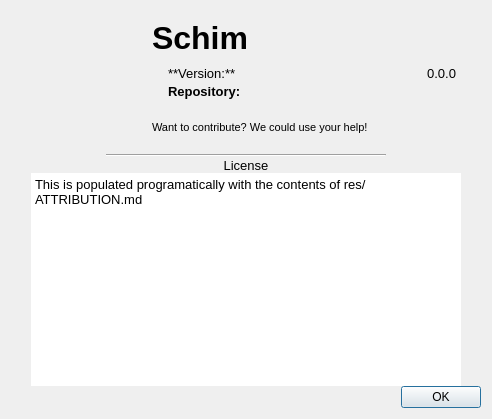
First picture: the form in src/ui/windows/about.ui, repository schim-app/schim, before the edit.
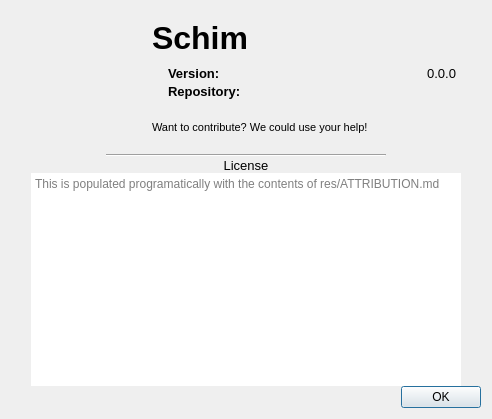
Second picture: the form after the edit.

Commit message: Remove markdown to support Qt 5.12

What changed in the file:
```diff
--- a/src/ui/windows/about.ui
+++ b/src/ui/windows/about.ui
@@ -142,10 +142,10 @@
              </font>
             </property>
             <property name="text">
-             <string>**Version:**</string>
+             <string>&lt;b&gt;Version:&lt;/b&gt;</string>
             </property>
             <property name="textFormat">
-             <enum>Qt::MarkdownText</enum>
+             <enum>Qt::RichText</enum>
             </property>
            </widget>
           </item>
@@ -406,7 +406,10 @@
 &lt;html&gt;&lt;head&gt;&lt;meta name=&quot;qrichtext&quot; content=&quot;1&quot; /&gt;&lt;style type=&quot;text/css&quot;&gt;
 p, li { white-space: pre-wrap; }
 &lt;/style&gt;&lt;/head&gt;&lt;body style=&quot; font-family:'Cantarell'; font-size:10pt; font-weight:400; font-style:normal;&quot;&gt;
-&lt;p style=&quot; margin-top:6px; margin-bottom:6px; margin-left:0px; margin-right:0px; -qt-block-indent:0; text-indent:0px;&quot;&gt;This is populated programatically with the contents of res/ATTRIBUTION.md&lt;/p&gt;&lt;/body&gt;&lt;/html&gt;</string>
+&lt;p style=&quot;-qt-paragraph-type:empty; margin-top:0px; margin-bottom:0px; margin-left:0px; margin-right:0px; -qt-block-indent:0; text-indent:0px;&quot;&gt;&lt;br /&gt;&lt;/p&gt;&lt;/body&gt;&lt;/html&gt;</string>
+       </property>
+       <property name="placeholderText">
+        <string>This is populated programatically with the contents of res/ATTRIBUTION.md  </string>
        </property>
        <property name="openExternalLinks">
         <bool>true</bool>
```
Left out of the diff: 5 changed lines with no effect on the pictures. The commit also changes 1 other file.
